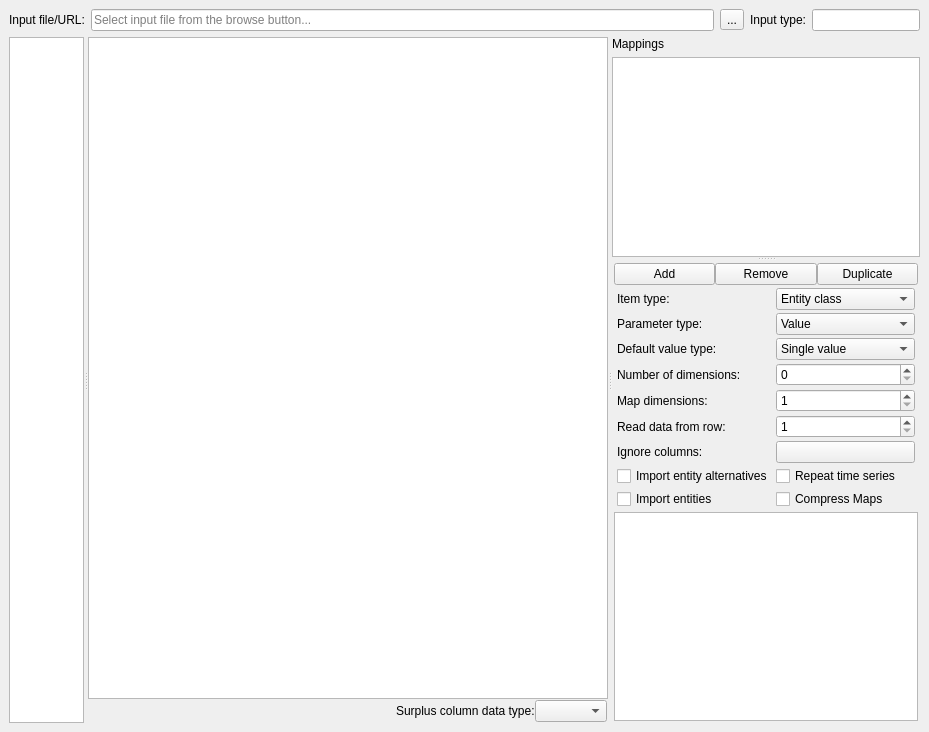
Above: spine_items/importer/ui/import_editor_window.ui from spine-tools/spine-items before the change. Below: the same form after it.
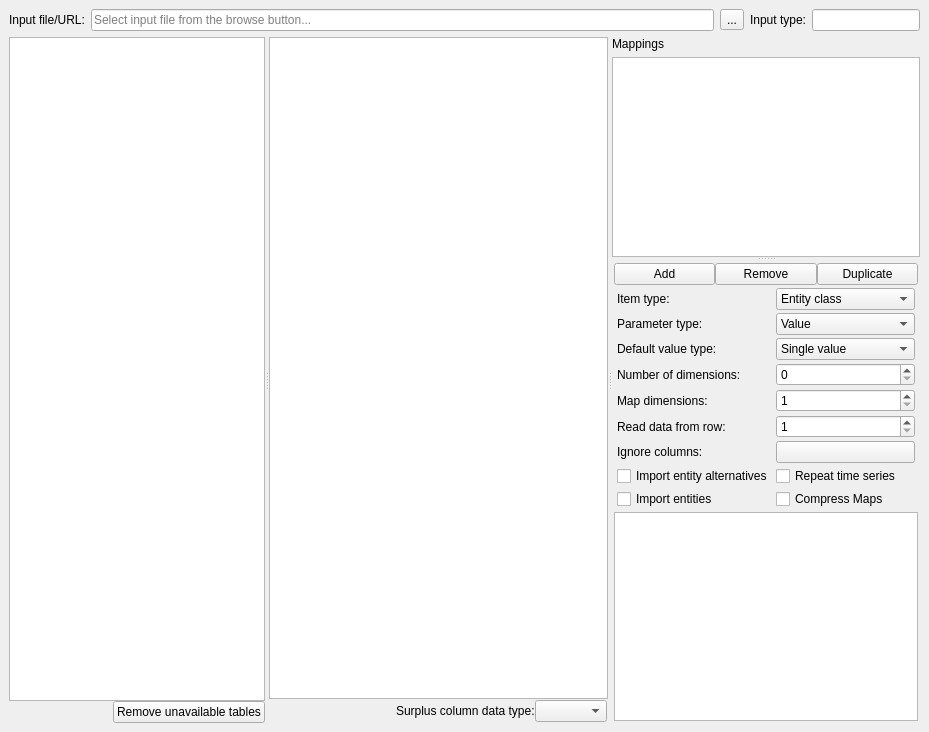
That is the form after the change. Icons and pictures are not drawn. Custom widgets are drawn as their Qt base class.

Commit message:
Add button to clean unused source tables from Importer
Added a button to Importer specification editor that removes
source tables that are not in the input source.
This replaces the previous automatic cleanup that sometimes
did undesirable changes.

Re spine-tools/Spine-Toolbox#3195

The edit to the form file:
```diff
--- a/spine_items/importer/ui/import_editor_window.ui
+++ b/spine_items/importer/ui/import_editor_window.ui
@@ -30,7 +30,7 @@
    <bool>true</bool>
   </property>
   <widget class="QWidget" name="centralwidget">
-   <layout class="QVBoxLayout" name="verticalLayout_6">
+   <layout class="QVBoxLayout" name="verticalLayout_7">
     <item>
      <layout class="QHBoxLayout" name="horizontalLayout_2">
       <item>
@@ -87,10 +87,28 @@
      </layout>
     </item>
     <item>
-     <widget class="QSplitter" name="splitter_source_list">
+     <widget class="QSplitter" name="source_list_splitter">
       <property name="orientation">
        <enum>Qt::Orientation::Horizontal</enum>
       </property>
+      <widget class="QWidget" name="widget" native="true">
+       <layout class="QVBoxLayout" name="verticalLayout_6">
+        <property name="spacing">
+         <number>0</number>
+        </property>
+        <property name="leftMargin">
+         <number>0</number>
+        </property>
+        <property name="topMargin">
+         <number>0</number>
+        </property>
+        <property name="rightMargin">
+         <number>0</number>
+        </property>
+        <property name="bottomMargin">
+         <number>0</number>
+        </property>
+        <item>
       <widget class="MultiCheckableListView" name="source_list">
        <property name="sizePolicy">
         <sizepolicy hsizetype="Expanding" vsizetype="Expanding">
@@ -123,7 +141,37 @@
         <enum>Qt::TextElideMode::ElideLeft</enum>
        </property>
       </widget>
-      <widget class="QSplitter" name="splitter_source_data_mappings">
+        </item>
+        <item>
+         <layout class="QHBoxLayout" name="horizontalLayout_4">
+          <item>
+           <spacer name="horizontalSpacer_3">
+            <property name="orientation">
+             <enum>Qt::Orientation::Horizontal</enum>
+            </property>
+            <property name="sizeHint" stdset="0">
+             <size>
+              <width>40</width>
+              <height>20</height>
+             </size>
+            </property>
+           </spacer>
+          </item>
+          <item>
+           <widget class="QPushButton" name="remove_unavailable_sources_button">
+            <property name="toolTip">
+             <string>Removes tables that are not in input source.</string>
+            </property>
+            <property name="text">
+             <string>Remove unavailable tables</string>
+            </property>
+           </widget>
+          </item>
+         </layout>
+        </item>
+       </layout>
+      </widget>
+      <widget class="QSplitter" name="source_data_mappings_splitter">
        <property name="sizePolicy">
         <sizepolicy hsizetype="Expanding" vsizetype="Preferred">
          <horstretch>5</horstretch>
```
Left out of the diff: 3 changed lines with no effect on the pictures. Lines whose indentation alone changed are shown as unchanged. The commit also changes 10 other files.
